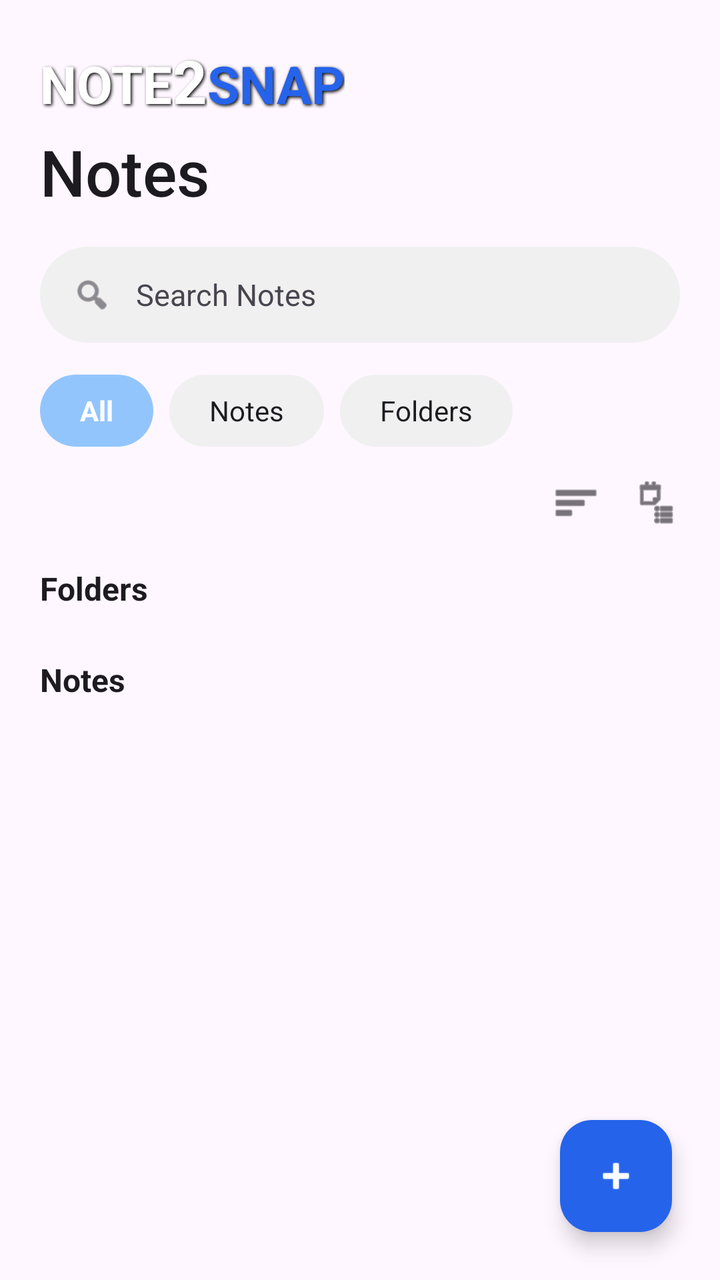
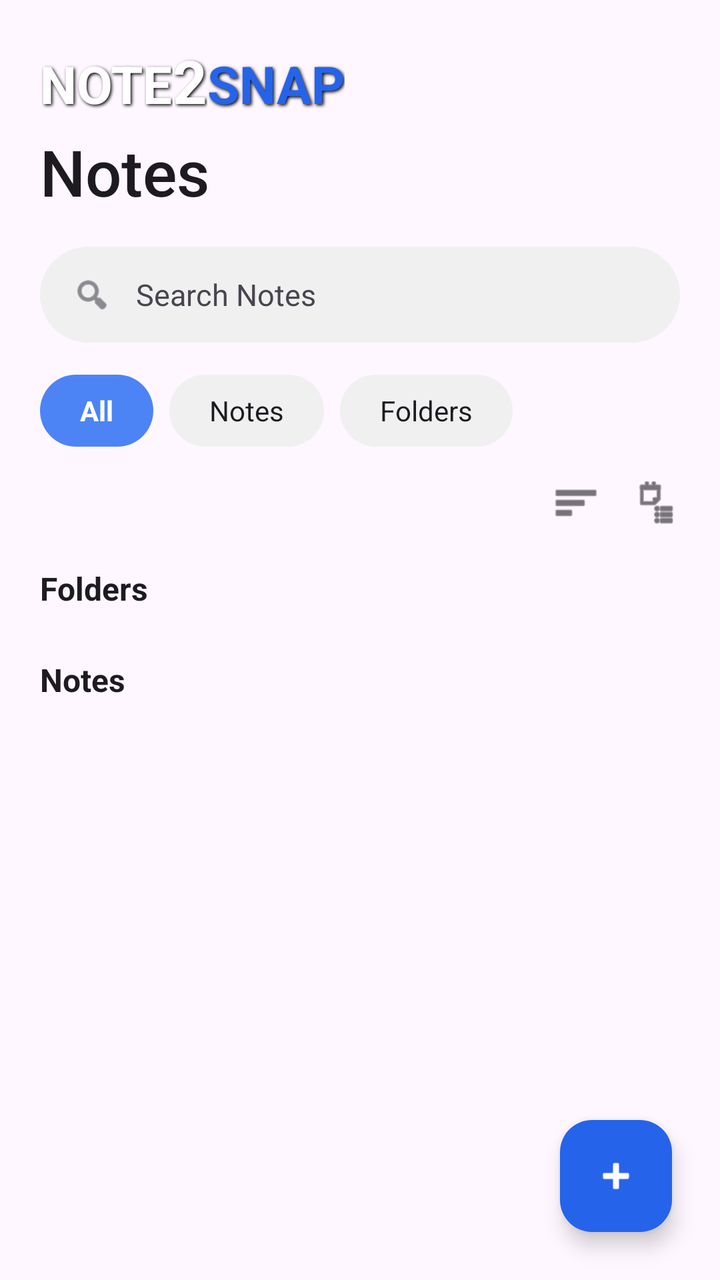

Before-and-after screenshots of an Android layout around one commit, followed by the original layout XML and the change that was made.
<!-- AndroidManifest.xml: application theme Theme.Note2Snap -->
<!-- res/layout/fragment_notes.xml -->
<?xml version="1.0" encoding="utf-8"?>
<androidx.coordinatorlayout.widget.CoordinatorLayout
    xmlns:android="http://schemas.android.com/apk/res/android"
    xmlns:app="http://schemas.android.com/apk/res-auto"
    android:layout_width="match_parent"
    android:layout_height="match_parent"
    android:background="?android:attr/colorBackground">

    <androidx.core.widget.NestedScrollView
        android:layout_width="match_parent"
        android:layout_height="match_parent"
        android:fillViewport="true">

        <LinearLayout
            android:layout_width="match_parent"
            android:layout_height="wrap_content"
            android:orientation="vertical"
            android:padding="20dp">

            
            <LinearLayout
                android:layout_width="wrap_content"
                android:layout_height="wrap_content"
                android:orientation="horizontal">

                <TextView
                    android:id="@+id/tvTitleNote"
                    android:layout_width="wrap_content"
                    android:layout_height="wrap_content"
                    android:text="NOTE"
                    android:textColor="#FFFFFF"
                    android:textSize="26sp"
                    android:textStyle="bold"
                    android:shadowColor="#000000"
                    android:shadowDx="2"
                    android:shadowDy="2"
                    android:shadowRadius="4" />

                <TextView
                    android:id="@+id/tvTitle2"
                    android:layout_width="wrap_content"
                    android:layout_height="wrap_content"
                    android:text="2"
                    android:textColor="#FFFFFF"
                    android:textSize="30sp"
                    android:textStyle="bold"
                    android:shadowColor="#000000"
                    android:shadowDx="2"
                    android:shadowDy="2"
                    android:shadowRadius="4" />

                <TextView
                    android:id="@+id/tvTitleSnap"
                    android:layout_width="wrap_content"
                    android:layout_height="wrap_content"
                    android:text="SNAP"
                    android:textColor="#2563EB"
                    android:textSize="26sp"
                    android:textStyle="bold"
                    android:shadowColor="#000000"
                    android:shadowDx="2"
                    android:shadowDy="2"
                    android:shadowRadius="4" />
            </LinearLayout>

            
            <TextView
                android:layout_width="wrap_content"
                android:layout_height="wrap_content"
                android:layout_marginTop="4dp"
                android:text="Notes"
                android:textColor="?android:attr/textColorPrimary"
                android:textSize="32sp"
                android:fontFamily="sans-serif-medium" />

            
            <LinearLayout
                android:layout_width="match_parent"
                android:layout_height="48dp"
                android:layout_marginTop="16dp"
                android:background="@drawable/bg_search_bar"
                android:gravity="center_vertical"
                android:orientation="horizontal"
                android:paddingHorizontal="16dp">

                <ImageView
                    android:layout_width="20dp"
                    android:layout_height="20dp"
                    android:src="@android:drawable/ic_menu_search"
                    app:tint="?android:attr/textColorSecondary" />

                <EditText
                    android:id="@+id/etSearchNotes"
                    android:layout_width="match_parent"
                    android:layout_height="match_parent"
                    android:layout_marginStart="12dp"
                    android:background="@null"
                    android:hint="Search Notes"
                    android:imeOptions="actionSearch"
                    android:inputType="text"
                    android:textColor="?android:attr/textColorPrimary"
                    android:textColorHint="?android:attr/textColorSecondary"
                    android:textSize="15sp" />
            </LinearLayout>

            
            <HorizontalScrollView
                android:layout_width="match_parent"
                android:layout_height="wrap_content"
                android:layout_marginTop="16dp"
                android:scrollbars="none">

                <LinearLayout
                    android:layout_width="wrap_content"
                    android:layout_height="wrap_content"
                    android:orientation="horizontal">

                    <TextView
                        android:id="@+id/chipAll"
                        android:layout_width="wrap_content"
                        android:layout_height="36dp"
                        android:background="@drawable/bg_chip_selected"
                        android:gravity="center"
                        android:paddingHorizontal="20dp"
                        android:text="All"
                        android:textColor="#FFFFFF"
                        android:textSize="14sp"
                        android:textStyle="bold" />

                    <TextView
                        android:id="@+id/chipNotes"
                        android:layout_width="wrap_content"
                        android:layout_height="36dp"
                        android:layout_marginStart="8dp"
                        android:background="@drawable/bg_chip_unselected"
                        android:gravity="center"
                        android:paddingHorizontal="20dp"
                        android:text="Notes"
                        android:textColor="?android:attr/textColorPrimary"
                        android:textSize="14sp" />

                    <TextView
                        android:id="@+id/chipFolders"
                        android:layout_width="wrap_content"
                        android:layout_height="36dp"
                        android:layout_marginStart="8dp"
                        android:background="@drawable/bg_chip_unselected"
                        android:gravity="center"
                        android:paddingHorizontal="20dp"
                        android:text="Folders"
                        android:textColor="?android:attr/textColorPrimary"
                        android:textSize="14sp" />
                </LinearLayout>
            </HorizontalScrollView>

            
            <RelativeLayout
                android:layout_width="match_parent"
                android:layout_height="wrap_content"
                android:layout_marginTop="16dp"
                android:layout_marginBottom="8dp">

                <TextView
                    android:id="@+id/tvResultCount"
                    android:layout_width="wrap_content"
                    android:layout_height="wrap_content"
                    android:layout_alignParentStart="true"
                    android:layout_centerVertical="true"
                    android:textColor="?android:attr/textColorSecondary"
                    android:textSize="13sp"
                    android:visibility="gone" />

                <LinearLayout
                    android:layout_width="wrap_content"
                    android:layout_height="wrap_content"
                    android:layout_alignParentEnd="true"
                    android:orientation="horizontal">

                    <ImageView
                        android:id="@+id/btnSort"
                        android:layout_width="24dp"
                        android:layout_height="24dp"
                        android:layout_marginEnd="16dp"
                        android:background="?attr/selectableItemBackgroundBorderless"
                        android:src="@android:drawable/ic_menu_sort_by_size"
                        app:tint="?android:attr/textColorPrimary" />

                    <ImageView
                        android:id="@+id/btnViewMode"
                        android:layout_width="24dp"
                        android:layout_height="24dp"
                        android:background="?attr/selectableItemBackgroundBorderless"
                        android:src="@android:drawable/ic_menu_agenda"
                        app:tint="?android:attr/textColorPrimary" />
                </LinearLayout>
            </RelativeLayout>

            
            <TextView
                android:id="@+id/tvNotFound"
                android:layout_width="wrap_content"
                android:layout_height="wrap_content"
                android:layout_gravity="center_horizontal"
                android:layout_marginTop="32dp"
                android:layout_marginBottom="32dp"
                android:text="No notes found"
                android:textColor="?android:attr/textColorSecondary"
                android:textSize="16sp"
                android:visibility="gone" />

            
            <TextView
                android:id="@+id/tvFoldersLabel"
                android:layout_width="wrap_content"
                android:layout_height="wrap_content"
                android:layout_marginTop="12dp"
                android:text="Folders"
                android:textColor="?android:attr/textColorPrimary"
                android:textSize="16sp"
                android:textStyle="bold" />

            <androidx.recyclerview.widget.RecyclerView
                android:id="@+id/rvFolders"
                android:layout_width="match_parent"
                android:layout_height="wrap_content"
                android:layout_marginTop="8dp"
                android:nestedScrollingEnabled="false" />

            
            <TextView
                android:id="@+id/tvNotesLabel"
                android:layout_width="wrap_content"
                android:layout_height="wrap_content"
                android:layout_marginTop="16dp"
                android:text="Notes"
                android:textColor="?android:attr/textColorPrimary"
                android:textSize="16sp"
                android:textStyle="bold" />

            <androidx.recyclerview.widget.RecyclerView
                android:id="@+id/rvNotes"
                android:layout_width="match_parent"
                android:layout_height="wrap_content"
                android:layout_marginTop="8dp"
                android:nestedScrollingEnabled="false" />

        </LinearLayout>
    </androidx.core.widget.NestedScrollView>

    
    <com.google.android.material.floatingactionbutton.FloatingActionButton
        android:id="@+id/fabAddNotes"
        android:layout_width="wrap_content"
        android:layout_height="wrap_content"
        android:layout_gravity="bottom|end"
        android:layout_margin="24dp"
        android:contentDescription="Add Notes"
        android:src="@android:drawable/ic_input_add"
        app:backgroundTint="#2563EB"
        app:tint="#FFFFFF" />

</androidx.coordinatorlayout.widget.CoordinatorLayout>
<!-- resources referenced by this layout -->
<resources>
  <!-- drawable bg_chip_selected (drawable) -->
  <?xml version="1.0" encoding="utf-8"?>
  <shape xmlns:android="http://schemas.android.com/apk/res/android">
      <solid android:color="#93C5FD" />
      <corners android:radius="18dp" />
  </shape>
  <!-- drawable bg_chip_unselected (drawable) -->
  <?xml version="1.0" encoding="utf-8"?>
  <shape xmlns:android="http://schemas.android.com/apk/res/android">
      <solid android:color="@color/search_bg" />
      <corners android:radius="18dp" />
  </shape>
  <!-- drawable bg_search_bar (drawable) -->
  <?xml version="1.0" encoding="utf-8"?>
  <shape xmlns:android="http://schemas.android.com/apk/res/android">
      <solid android:color="@color/search_bg" />
      <corners android:radius="24dp" />
  </shape>
  <style name="Theme.Note2Snap" parent="Theme.Material3.DayNight.NoActionBar">
          <item name="colorPrimary">@color/primary</item>
          <item name="colorSecondary">@color/secondary</item>
          <item name="android:windowBackground">@color/background</item>
          <item name="android:statusBarColor">@color/background</item>
      </style>
  <color name="search_bg">#F0F0F0</color>
  <color name="primary">#AFC4F6</color>
  <color name="secondary">#FFF79A</color>
  <color name="background">#FFFFFF</color>
</resources>

<!-- the commit's change to res/layout/fragment_notes.xml (unified diff, before → after) -->
@@ -119,7 +119,7 @@
                         android:id="@+id/chipAll"
                         android:layout_width="wrap_content"
                         android:layout_height="36dp"
-                        android:background="@drawable/bg_chip_selected"
+                        android:background="@drawable/bg_filter_active"
                         android:gravity="center"
                         android:paddingHorizontal="20dp"
                         android:text="All"
<!-- resource entries referenced after the edit -->
@@ -1,16 +1,16 @@
 <!-- resources referenced by this layout -->
 <resources>
-  <!-- drawable bg_chip_selected (drawable) -->
-  <?xml version="1.0" encoding="utf-8"?>
-  <shape xmlns:android="http://schemas.android.com/apk/res/android">
-      <solid android:color="#93C5FD" />
-      <corners android:radius="18dp" />
-  </shape>
   <!-- drawable bg_chip_unselected (drawable) -->
   <?xml version="1.0" encoding="utf-8"?>
   <shape xmlns:android="http://schemas.android.com/apk/res/android">
       <solid android:color="@color/search_bg" />
       <corners android:radius="18dp" />
+  </shape>
+  <!-- drawable bg_filter_active (drawable) -->
+  <?xml version="1.0" encoding="utf-8"?>
+  <shape xmlns:android="http://schemas.android.com/apk/res/android">
+      <solid android:color="#4D84F5" />
+      <corners android:radius="24dp" />
   </shape>
   <!-- drawable bg_search_bar (drawable) -->
   <?xml version="1.0" encoding="utf-8"?>
